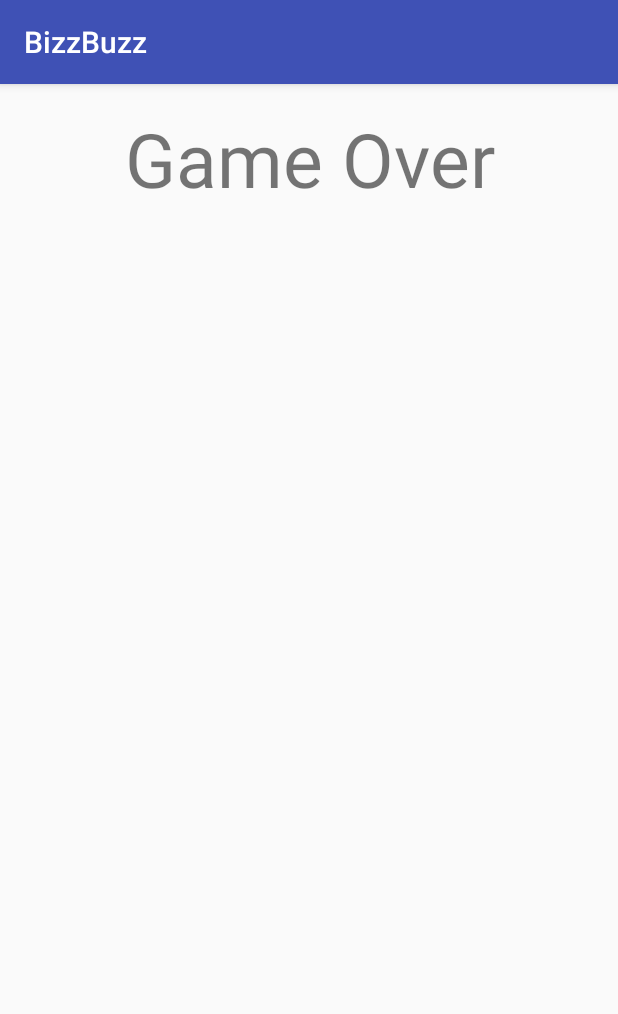
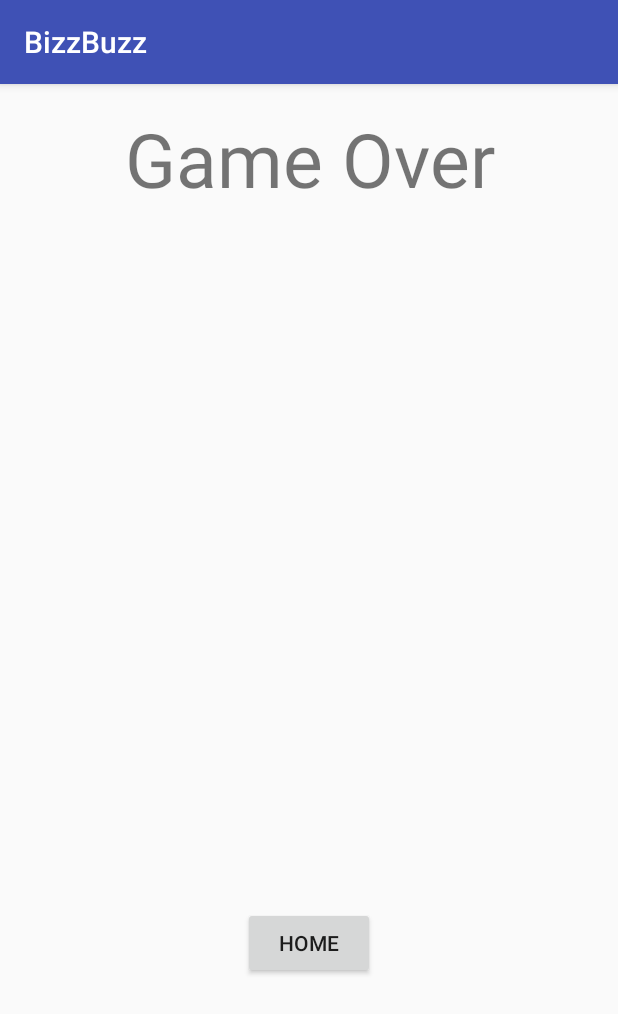
Before and after one commit to benfallas/bizzbuzz, an Android app: the GameOverActivity screen opened directly, with no data from a screen before it, on a phone screen of 412 x 824 dp. Shown: the top 1014 px of the screen. Run offline under Robolectric (Android 15) with nearby library versions, the phone set to English and light mode, and no system bars; our stand-ins replace ButterKnife.

Commit message:
Fixing stacked home acitivity error

```diff
--- a/BizzBuzz/app/src/main/java/firstandroid/com/bizzbuzz/GameOverActivity.java
+++ b/BizzBuzz/app/src/main/java/firstandroid/com/bizzbuzz/GameOverActivity.java
@@ -1,13 +1,25 @@
 package firstandroid.com.bizzbuzz;
 
+import android.content.Intent;
 import android.support.v7.app.AppCompatActivity;
 import android.os.Bundle;
+import android.widget.Button;
+
+import butterknife.BindView;
+import butterknife.ButterKnife;
+import butterknife.OnClick;
 
 public class GameOverActivity extends AppCompatActivity {
+    @BindView(R.id.home_button) Button home_button;
 
     @Override
     protected void onCreate(Bundle savedInstanceState) {
         super.onCreate(savedInstanceState);
         setContentView(R.layout.activity_game_over);
+
+        ButterKnife.bind(this);
     }
+
+    @OnClick(R.id.home_button)
+    public void backToHome() { onBackPressed(); }
 }
--- a/BizzBuzz/app/src/main/res/layout/activity_game_over.xml
+++ b/BizzBuzz/app/src/main/res/layout/activity_game_over.xml
@@ -18,4 +18,13 @@
         android:textSize="50sp"
         android:textAlignment="center"
         android:layout_alignParentStart="true" />
+
+    <Button
+        android:text="Home"
+        android:layout_width="wrap_content"
+        android:layout_height="wrap_content"
+        android:layout_alignParentBottom="true"
+        android:layout_centerHorizontal="true"
+        android:layout_marginBottom="155dp"
+        android:id="@+id/home_button" />
 </RelativeLayout>
```
